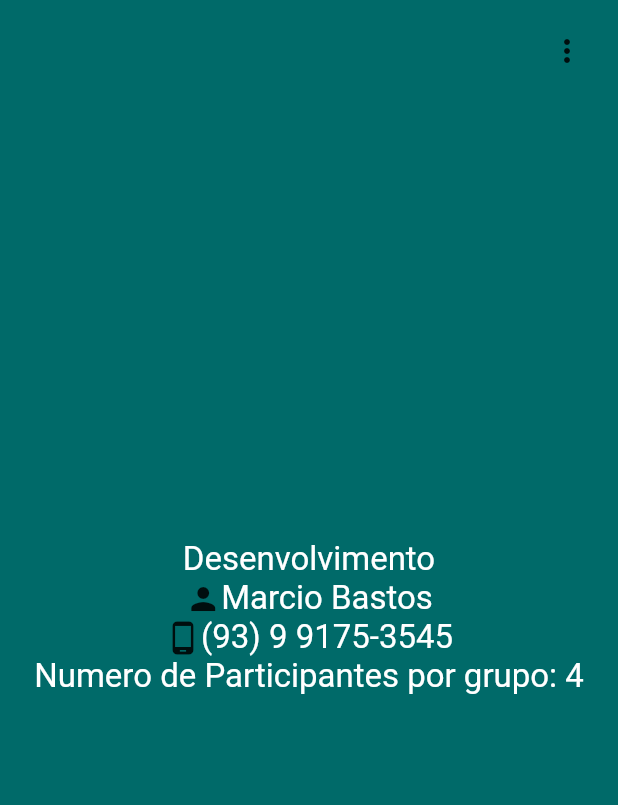
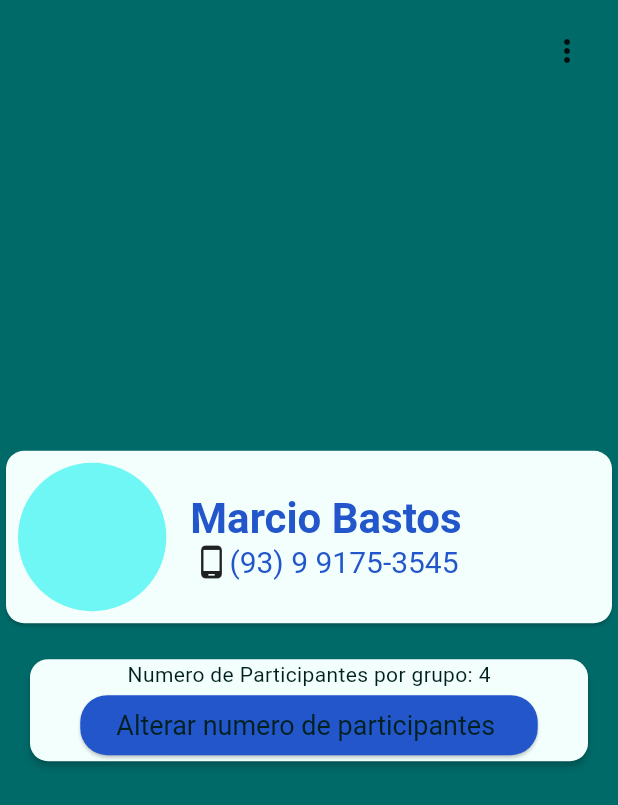
Before and after one commit to MarcioBastosN/dia_de_sexta, a Flutter app: the Sobre screen opened by its route, on a phone screen of 412 x 824 dp. Shown: the top 805 px of the screen. Run offline on Flutter 3.47's test engine with Material 2 defaults, Android fonts, the phone set to English and light mode, and no system bars; our stand-ins replace animated_splash_screen, flutter_slidable, flutter_speed_dial, get, lottie, multi_select_flutter and 5 more; missing offline and left inert: dart:ffi, flutter_flip_card, social_share; accounts and stored records are empty; project files that could hold a hidden picture were left out.

Commit message:
ajustes view sobre

```diff
--- a/lib/model/definicoes.dart
+++ b/lib/model/definicoes.dart
@@ -1,5 +1,9 @@
+import 'dart:ffi';
+
 import 'package:dia_de_sexta/app_routes/tabelas_db.dart';
 import 'package:dia_de_sexta/util/db_util.dart';
+import 'package:dia_de_sexta/view/component/dialog_component.dart';
+import 'package:dia_de_sexta/view/component/text_form_compoment.dart';
 import 'package:flutter/material.dart';
 
 class Definicoes with ChangeNotifier {
@@ -13,6 +17,9 @@ class Definicoes with ChangeNotifier {
     this.id,
     this.numeroJogadores,
   });
+
+  // controller
+  final qtdJogadores = TextEditingController();
 
   Future<void> loadDate() async {
     final dataList = await DbUtil.getData(NomeTabelaDB.definicoesJogo);
@@ -29,6 +36,10 @@ class Definicoes with ChangeNotifier {
 
   int tamanhoListaDefinicoes() {
     return def.length;
+  }
+
+  Definicoes retornaDefinicaoEditar() {
+    return def[0];
   }
 
 // adiciona definicao.
@@ -52,4 +63,33 @@ class Definicoes with ChangeNotifier {
       'numeroJogadores': definicoes.numeroJogadores,
     }).whenComplete(() => loadDate());
   }
+
+  trocaNumeroParticipantes(BuildContext context) {
+    showDialog(
+      context: context,
+      builder: (context) => DialogComponent(
+        titulo: "Participantes por Time",
+        listaCompomentes: [
+          TextFormCompoment(
+            controller: qtdJogadores,
+            label: "Nº Jogadores",
+            inputType: TextInputType.phone,
+            maxLength: 1,
+          ),
+          Padding(
+            padding: const EdgeInsets.symmetric(vertical: 8.0),
+            child: ElevatedButton(
+              onPressed: () {
+                var atualizar = retornaDefinicaoEditar();
+                atualizar.numeroJogadores = (int.parse(qtdJogadores.text));
+                atualizaDefinicoes(atualizar, context);
+                Navigator.of(context).pop();
+              },
+              child: const Text("Salvar"),
+            ),
+          ),
+        ],
+      ),
+    );
+  }
 }
--- /dev/null
+++ b/lib/view/component/sobre/dados_dev.dart
@@ -0,0 +1,49 @@
+import 'package:flutter/material.dart';
+
+class DadosDev extends StatelessWidget {
+  const DadosDev({super.key});
+
+  @override
+  Widget build(BuildContext context) {
+    var size = MediaQuery.of(context).size;
+    return Card(
+      child: Padding(
+        padding: const EdgeInsets.all(8.0),
+        child: Row(
+          children: [
+            CircleAvatar(
+              radius: size.width * 0.12,
+            ),
+            Padding(
+              padding: const EdgeInsets.symmetric(horizontal: 16),
+              child: DefaultTextStyle(
+                style: TextStyle(
+                  fontSize: 20,
+                  color: Theme.of(context).colorScheme.secondary,
+                ),
+                child: Column(
+                  crossAxisAlignment: CrossAxisAlignment.center,
+                  children: [
+                    const Text(
+                      "Marcio Bastos",
+                      style: TextStyle(
+                        fontWeight: FontWeight.bold,
+                        fontSize: 28,
+                      ),
+                    ),
+                    Row(
+                      children: const [
+                        Icon(Icons.phone_android),
+                        Text("(93) 9 9175-3545"),
+                      ],
+                    ),
+                  ],
+                ),
+              ),
+            )
+          ],
+        ),
+      ),
+    );
+  }
+}
--- /dev/null
+++ b/lib/view/component/sobre/edita_participantes.dart
@@ -0,0 +1,38 @@
+import 'package:dia_de_sexta/model/definicoes.dart';
+import 'package:flutter/material.dart';
+import 'package:provider/provider.dart';
+
+class EditaParticipante extends StatelessWidget {
+  const EditaParticipante({super.key});
+
+  @override
+  Widget build(BuildContext context) {
+    return Row(
+      mainAxisAlignment: MainAxisAlignment.center,
+      children: [
+        Expanded(
+          child: Center(
+            child: Column(
+              children: [
+                Text(
+                  "Numero de Participantes por grupo: ${Provider.of<Definicoes>(context).retornaLimiteJogadoresParaUmGrupo().toString()}",
+                  maxLines: 2,
+                ),
+                ElevatedButton(
+                  style: ElevatedButton.styleFrom(
+                      backgroundColor: Theme.of(context).colorScheme.secondary),
+                  onPressed: () =>
+                      Provider.of<Definicoes>(context, listen: false)
+                          .trocaNumeroParticipantes(context),
+                  child: const Text(
+                    "Alterar numero de participantes ",
+                  ),
+                )
+              ],
+            ),
+          ),
+        ),
+      ],
+    );
+  }
+}
--- a/lib/view/view_sobre.dart
+++ b/lib/view/view_sobre.dart
@@ -1,5 +1,7 @@
 import 'package:dia_de_sexta/app_routes/routes.dart';
 import 'package:dia_de_sexta/model/definicoes.dart';
+import 'package:dia_de_sexta/view/component/sobre/dados_dev.dart';
+import 'package:dia_de_sexta/view/component/sobre/edita_participantes.dart';
 import 'package:flutter/material.dart';
 import 'package:flutter/services.dart';
 import 'package:provider/provider.dart';
@@ -29,42 +31,20 @@ class _SobreState extends State<Sobre> {
       backgroundColor: Theme.of(context).colorScheme.primary,
       body: SafeArea(
         child: Stack(children: [
-          Center(
-            child: DefaultTextStyle(
+          DefaultTextStyle(
             style: const TextStyle(fontSize: 22),
             child: Column(
               mainAxisAlignment: MainAxisAlignment.center,
-                children: [
-                  const Text("Desenvolvimento"),
-                  Row(
-                    mainAxisAlignment: MainAxisAlignment.center,
               children: const [
-                      Icon(Icons.person),
-                      Text("Marcio Bastos"),
-                    ],
-                  ),
-                  Row(
-                    mainAxisAlignment: MainAxisAlignment.center,
-                    children: const [
-                      Icon(Icons.phone_android),
-                      Text("(93) 9 9175-3545"),
-                    ],
-                  ),
-                  Row(
-                    mainAxisAlignment: MainAxisAlignment.center,
-                    children: [
-                      Expanded(
-                        child: Center(
-                          child: Text(
-                            "Numero de Participantes por grupo: ${Provider.of<Definicoes>(context).retornaLimiteJogadoresParaUmGrupo().toString()}",
-                            maxLines: 2,
-                          ),
+                DadosDev(),
+                Padding(
+                  padding: EdgeInsets.all(16.0),
+                  child: Card(
+                    elevation: 2.0,
+                    child: EditaParticipante(),
                   ),
                 ),
               ],
-                  )
-                ],
-              ),
             ),
           ),
           Positioned(
```
Lines whose indentation alone changed are shown as unchanged.
